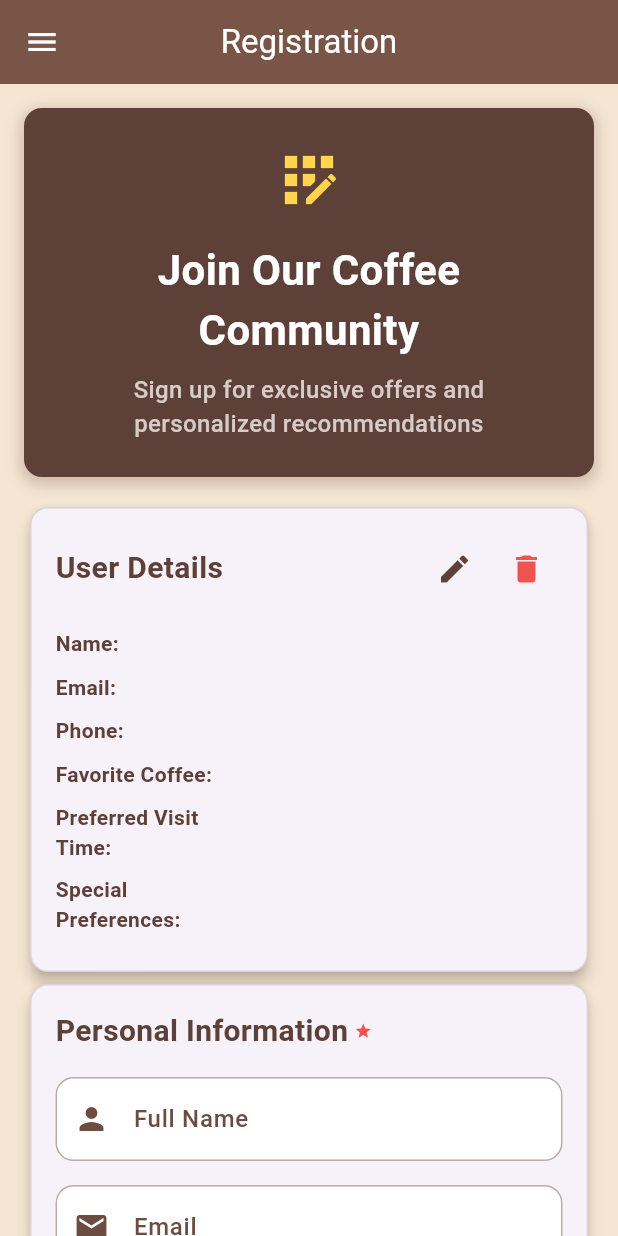
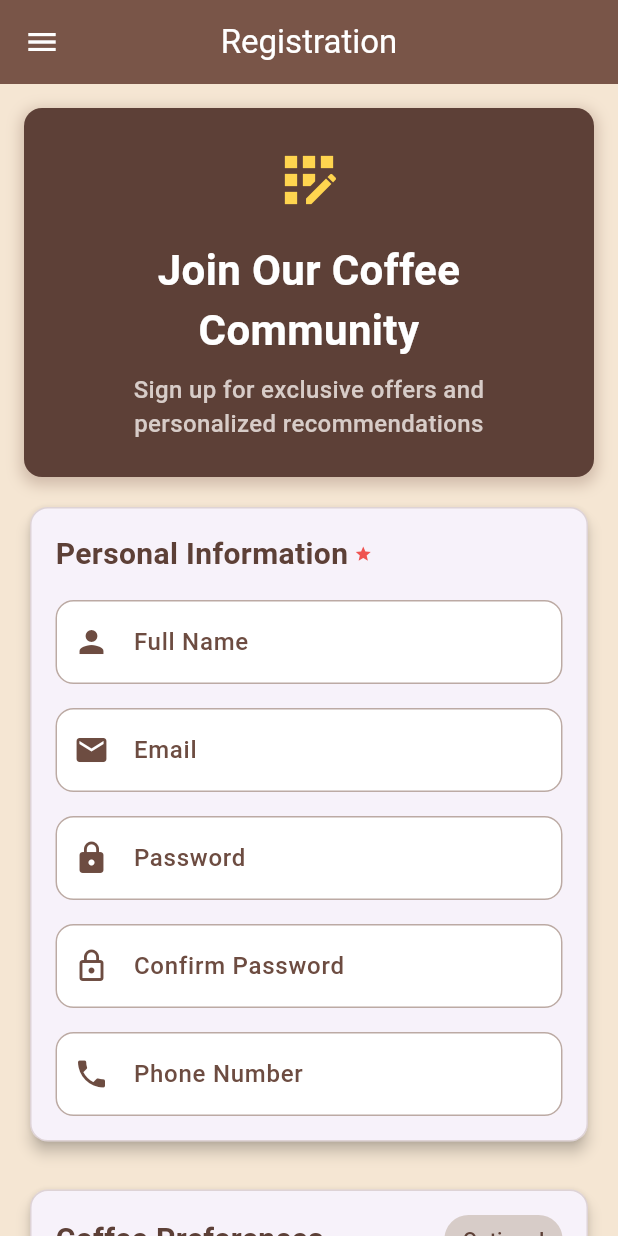
Before and after one commit to nathanG2129/CafeConnect, a Flutter app: the RegistrationPage screen opened by its route, on a phone screen of 412 x 824 dp. Run offline on Flutter 3.47's test engine with Material 3 defaults, Android fonts, the phone set to English and light mode, and no system bars; our stand-ins replace cloud_firestore, firebase_auth, firebase_core, get_storage; accounts and stored records are empty; generated files the repository leaves out were written again.

Commit message:
Refactor RegistrationPage to streamline user registration process
- Removed unused user details card and associated logic for displaying user information.
- Updated registration success message for improved user experience.
- Integrated navigation to HomePage upon successful registration.
- Enhanced loading state management during registration process.

```diff
--- a/lib/pages/registration_page.dart
+++ b/lib/pages/registration_page.dart
@@ -4,6 +4,7 @@ import 'package:flutter_activity1/models/userModel.dart';
 // import '../models/userModel.dart';
 import '../widgets/app_drawer.dart';
 import '../services/auth_service.dart';
+import 'home_page.dart';
 
 class RegistrationPage extends StatelessWidget {
   const RegistrationPage({super.key});
@@ -100,7 +101,6 @@ class _RegistrationFormState extends State<RegistrationForm> {
   String? _selectedVisitTime;
   bool _acceptTerms = false;
   bool _showValidationErrors = false;
-  UserModel? _currentUser;
   bool _isLoading = false;
   final AuthService _authService = AuthService();
 
@@ -141,7 +141,6 @@ class _RegistrationFormState extends State<RegistrationForm> {
       key: _formKey,
       child: Column(
         children: [
-          if (_currentUser != null) _buildUserDetailsCard(),
           Padding(
             padding: const EdgeInsets.symmetric(horizontal: 16),
             child: Column(
@@ -510,23 +509,24 @@ class _RegistrationFormState extends State<RegistrationForm> {
                           userModel: newUser,
                         );
 
+                        setState(() {
+                          _isLoading = false;
+                        });
+
                         if (result != null) {
-                          setState(() {
-                            _currentUser = result;
-                            _isLoading = false;
-                          });
+                          Navigator.pushReplacement(
+                            context,
+                            MaterialPageRoute(builder: (context) => const HomePage()),
+                          );
 
                           ScaffoldMessenger.of(context).showSnackBar(
                             SnackBar(
-                              content: const Text('Registration Successful! User data saved to Firebase.'),
+                              content: const Text('Registration Successful! Welcome to CafeConnect.'),
                               backgroundColor: Colors.green[600],
+                              duration: const Duration(seconds: 3),
                             ),
                           );
                         } else {
-                          setState(() {
-                            _isLoading = false;
-                          });
-
                           ScaffoldMessenger.of(context).showSnackBar(
                             SnackBar(
                               content: const Text('Registration Failed. Please try again.'),
@@ -639,151 +639,4 @@ class _RegistrationFormState extends State<RegistrationForm> {
       ),
     );
   }
-
-  Widget _buildUserDetailsCard() {
-    return Padding(
-      padding: const EdgeInsets.symmetric(horizontal: 16),
-      child: Card(
-        elevation: 4,
-        shape: RoundedRectangleBorder(
-          borderRadius: BorderRadius.circular(12),
-        ),
-        child: Container(
-          decoration: BoxDecoration(
-            borderRadius: BorderRadius.circular(12),
-            border: Border.all(color: Colors.brown.withOpacity(0.2)),
-          ),
-          padding: const EdgeInsets.all(16),
-          child: Column(
-            crossAxisAlignment: CrossAxisAlignment.start,
-            children: [
-              Row(
-                mainAxisAlignment: MainAxisAlignment.spaceBetween,
-                children: [
-                  Text(
-                    'User Details',
-                    style: TextStyle(
-                      fontSize: 20,
-                      fontWeight: FontWeight.bold,
-                      color: Colors.brown[700],
-                    ),
-                  ),
-                  Row(
-                    children: [
-                      IconButton(
-                        icon: const Icon(Icons.edit),
-                        color: Colors.brown[700],
-                        onPressed: _editUserDetails,
-                      ),
-                      IconButton(
-                        icon: const Icon(Icons.delete),
-                        color: Colors.red[400],
-                        onPressed: _deleteUserDetails,
-                      ),
-                    ],
-                  ),
-                ],
-              ),
-              const SizedBox(height: 16),
-              _buildDetailRow('Name', _currentUser?.name ?? ''),
-              _buildDetailRow('Email', _currentUser?.email ?? ''),
-              _buildDetailRow('Phone', _currentUser?.phoneNumber ?? ''),
-              if (_currentUser?.favoriteCoffee != null)
-                _buildDetailRow('Favorite Coffee', _currentUser!.favoriteCoffee!),
-              if (_currentUser?.preferredVisitTime != null)
-                _buildDetailRow('Preferred Visit Time', _currentUser!.preferredVisitTime!),
-              if (_currentUser?.specialPreferences != null)
-                _buildDetailRow('Special Preferences', _currentUser!.specialPreferences!),
-            ],
-          ),
-        ),
-      ),
-    );
-  }
-
-  Widget _buildDetailRow(String label, String value) {
-    return Padding(
-      padding: const EdgeInsets.only(bottom: 8.0),
-      child: Row(
-        crossAxisAlignment: CrossAxisAlignment.start,
-        children: [
-          SizedBox(
-            width: 120,
-            child: Text(
-              '$label:',
-              style: TextStyle(
-                fontWeight: FontWeight.bold,
-                color: Colors.brown[700],
-              ),
-            ),
-          ),
-          Expanded(
-            child: Text(
-              value,
-              style: TextStyle(
-                color: Colors.brown[900],
-              ),
-            ),
-          ),
-        ],
-      ),
-    );
-  }
-
-  void _editUserDetails() {
-    if (_currentUser != null) {
-      _fullNameController.text = _currentUser!.name ?? '';
-      _emailController.text = _currentUser!.email ?? '';
-      _phoneController.text = _currentUser!.phoneNumber ?? '';
-      _specialPreferencesController.text = _currentUser!.specialPreferences ?? '';
-      setState(() {
-        _selectedCoffeeType = _currentUser!.favoriteCoffee;
-        _selectedVisitTime = _currentUser!.preferredVisitTime;
-      });
-    }
-  }
-
-  void _deleteUserDetails() {
-    showDialog(
-      context: context,
-      builder: (context) => AlertDialog(
-        title: const Text('Delete User Details'),
-        content: const Text('Are you sure you want to delete your user details?'),
-        actions: [
-          TextButton(
-            onPressed: () => Navigator.pop(context),
-            child: Text(
-              'Cancel',
-              style: TextStyle(color: Colors.brown[700]),
-            ),
-          ),
-          TextButton(
-            onPressed: () {
-              setState(() {
-                _currentUser = null;
-                _fullNameController.clear();
-                _emailController.clear();
-                _phoneController.clear();
-                _specialPreferencesController.clear();
-                _selectedCoffeeType = null;
-                _selectedVisitTime = null;
-                _acceptTerms = false;
-              });
-              Navigator.pop(context);
-              ScaffoldMessenger.of(context).showSnackBar(
-                const SnackBar(
-                  content: Text('User details deleted successfully'),
-                  backgroundColor: Colors.red,
-                ),
-              );
-            },
-            child: const Text(
-              'Delete',
-              style: TextStyle(color: Colors.red),
-            ),
-          ),
-        ],
-      ),
-    );
-  }
 }
```
